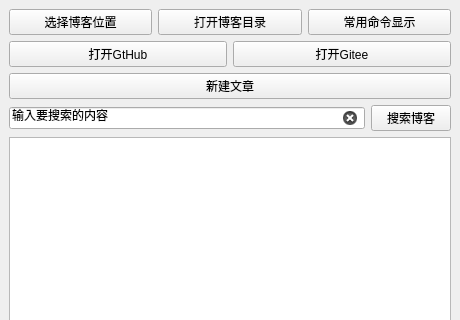
Qt form QtUI/HexoTools.ui (AmbroseX/HexoTool.python) before a commit; both pictures show x 0 to 460 and y 0 to 320 of the 460 by 668 pixel window.
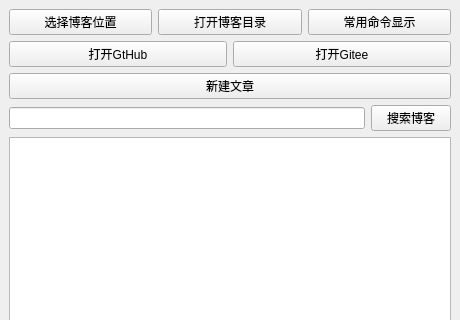
The same form after that commit.

Commit message: 搜索功能完成

Patch:
```diff
--- a/QtUI/HexoTools.ui
+++ b/QtUI/HexoTools.ui
@@ -99,9 +99,6 @@
         <property name="acceptDrops">
          <bool>true</bool>
         </property>
-        <property name="autoFillBackground">
-         <bool>false</bool>
-        </property>
         <property name="inputMethodHints">
          <set>Qt::ImhNone</set>
         </property>
@@ -109,7 +106,10 @@
          <string/>
         </property>
         <property name="text">
-         <string>输入要搜索的内容</string>
+         <string/>
+        </property>
+        <property name="frame">
+         <bool>true</bool>
         </property>
         <property name="dragEnabled">
          <bool>true</bool>
```
Left out of the diff: 5 changed lines with no effect on the pictures. The commit also changes 17 other files.
